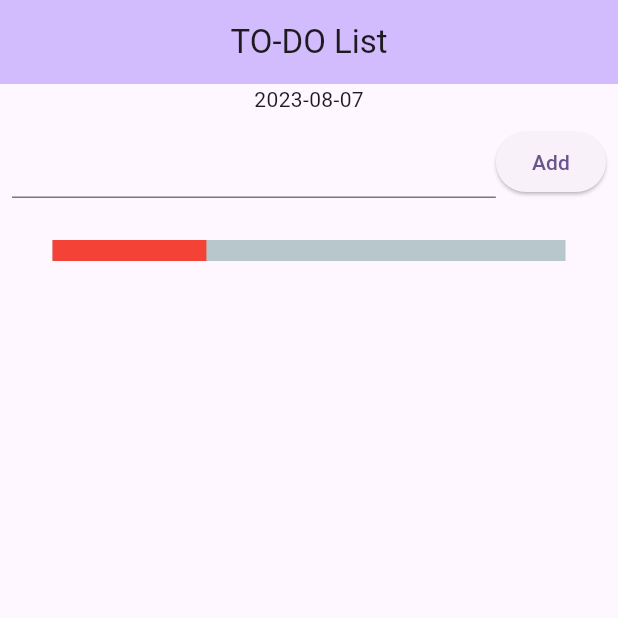
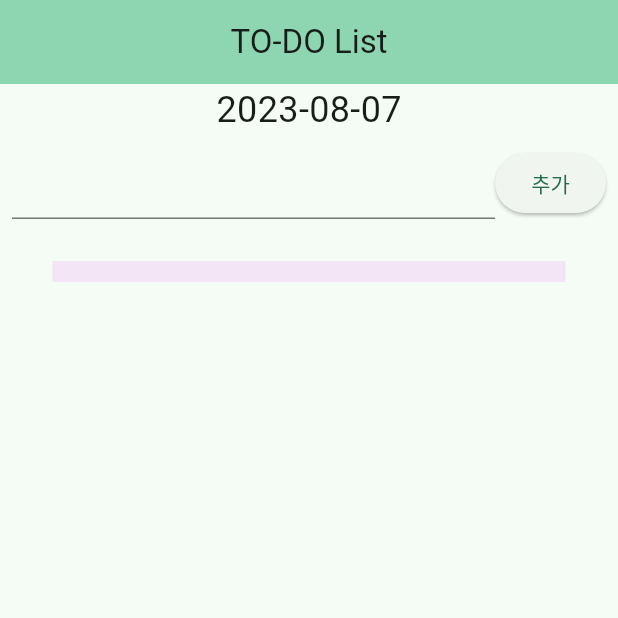
Before and after one commit to Su1000e/flutter_todo_list_class, a Flutter app: the screen it shows after launch, on a phone screen of 412 x 824 dp, the top half of it. Run offline on Flutter 3.47's test engine with Material 2 defaults, Android fonts, the phone set to English and light mode, and no system bars; drawn by our look-alikes of percent_indicator.

Commit message:
진척도, 할 일 수정, 할 일 완료

```diff
--- a/lib/main.dart
+++ b/lib/main.dart
@@ -1,5 +1,5 @@
+
 import 'package:flutter/material.dart';
-
 import 'package:intl/intl.dart';
 
 import 'package:percent_indicator/linear_percent_indicator.dart';
@@ -16,8 +16,12 @@ class MyApp extends StatelessWidget {
     return MaterialApp(
       title: 'TO-DO List',
       theme: ThemeData(
-        colorScheme: ColorScheme.fromSeed(seedColor: Colors.deepPurple),
+        colorScheme: ColorScheme.fromSeed(seedColor: Color.fromARGB(255, 29, 192, 135)),
         useMaterial3: true,
+        textTheme: const TextTheme(bodyMedium: TextStyle(fontSize: 24,fontWeight: FontWeight.w400),
+        labelMedium: TextStyle(fontSize: 16,fontWeight: FontWeight.w400),
+        ),
+
       ),
       home: const MyHomePage(title: 'TO-DO List'),
     );
@@ -35,7 +39,12 @@ class MyHomePage extends StatefulWidget {
 
 class _MyHomePageState extends State<MyHomePage> {
   final _textController = TextEditingController();
-  List<Task> tasks = [];
+
+  List<Task> tasks=[];
+
+  bool isModifying=false;
+  int modifyingIndex=0;
+  double percent=0.0;
 
   String getToday() {
     DateTime now = DateTime.now();
@@ -43,6 +52,21 @@ class _MyHomePageState extends State<MyHomePage> {
     DateFormat formatter = DateFormat('yyyy-MM-dd');
     strToday = formatter.format(now);
     return strToday;
+  }
+
+ void updatePercent(){
+  if(tasks.isEmpty){
+    percent=0.0;
+  }else{
+    var completeTaskCnt=0;
+    for(var i=0;i<tasks.length;i++){
+      if(tasks[i].isComplete){
+        completeTaskCnt++;
+      }
+    }
+    percent=completeTaskCnt/tasks.length;
+  }
+
  }
 
   @override
@@ -53,7 +77,8 @@ class _MyHomePageState extends State<MyHomePage> {
         backgroundColor: Theme.of(context).colorScheme.inversePrimary,
         title: Text(widget.title),
       ),
-      body: Center(
+      body:SingleChildScrollView(
+      child: Center(
         child: Column(
           mainAxisAlignment: MainAxisAlignment.start,
           children: [
@@ -69,17 +94,27 @@ class _MyHomePageState extends State<MyHomePage> {
                   ),
                   ElevatedButton(
                     onPressed: () {
-                      if (_textController.text == '') {
+                      if(_textController.text==''){
                         return;
-                      } else {
-                        setState(() {
-                          var task = Task(_textController.text);
+                      }else{
+                        isModifying
+                        ?  setState(() {
+                          tasks[modifyingIndex].work=_textController.text;
+                          tasks[modifyingIndex].isComplete=false;
+                          _textController.clear();
+                          modifyingIndex=0;
+                          isModifying=false;
+                        })
+                        :setState(() {
+                          var task=Task(_textController.text);
                           tasks.add(task);
                           _textController.clear();
                         });
+                        updatePercent();
                       }
+
                     },
-                    child: const Text("Add"),
+                    child: isModifying ? const Text("수정") : const Text("추가"),
                   )
                 ],
               ),
@@ -92,12 +127,15 @@ class _MyHomePageState extends State<MyHomePage> {
                   LinearPercentIndicator(
                     width: MediaQuery.of(context).size.width - 50,
                     lineHeight: 14.0,
-                    percent: 0.3,
+                    percent: percent,
+                    progressColor: Colors.purple[300],
+                    backgroundColor: Colors.purple[50],
                   ),
                 ],
               ),
             ),
-            for (var i = 0; i < tasks.length; i++)
+
+            for(var i=0;i<tasks.length;i++)
             Row(
               children: [
                 Flexible(
@@ -107,36 +145,55 @@ class _MyHomePageState extends State<MyHomePage> {
                         borderRadius: BorderRadius.all(Radius.zero),
                       ),
                     ),
-                      onPressed: () {},
+                    onPressed: () {
+                      setState(() {
+                         tasks[i].isComplete=!tasks[i].isComplete;
+                          updatePercent();
+                      });
+
+                    },
                     child: Padding(
                       padding: const EdgeInsets.all(8.0),
                       child: Row(
                         children: [
-                            const Icon(Icons.check_box_outline_blank_rounded),
-                            Text(tasks[i].work),
+                          tasks[i].isComplete
+                          ? const Icon(Icons.check_box_rounded)
+                           :const Icon(Icons.check_box_outline_blank_rounded),
+                          Text(tasks[i].work,
+                          style: Theme.of(context).textTheme.labelMedium,
+                          ),
                         ],
                       ),
                     ),
                   ),
                 ),
                 TextButton(
-                    onPressed: () {},
+                  onPressed: isModifying ? null :  () {
+                   setState(() {
+                    isModifying=true;
+                     _textController.text=tasks[i].work;
+                     modifyingIndex=i;
+                   });
+                  },
                   child: const Text("수정"),
                 ),
                 TextButton(
                   onPressed: () {
                     setState(() {
-                        // setState로 렌더링에 바로 적용
                       tasks.remove(tasks[i]);
+                       updatePercent();
                     });
+
                   },
                   child: const Text("삭제"),
                 ),
               ],
             ),
+
           ],
         ),
       ),
+      )
     );
   }
 }
```
Lines whose indentation alone changed are shown as unchanged.
